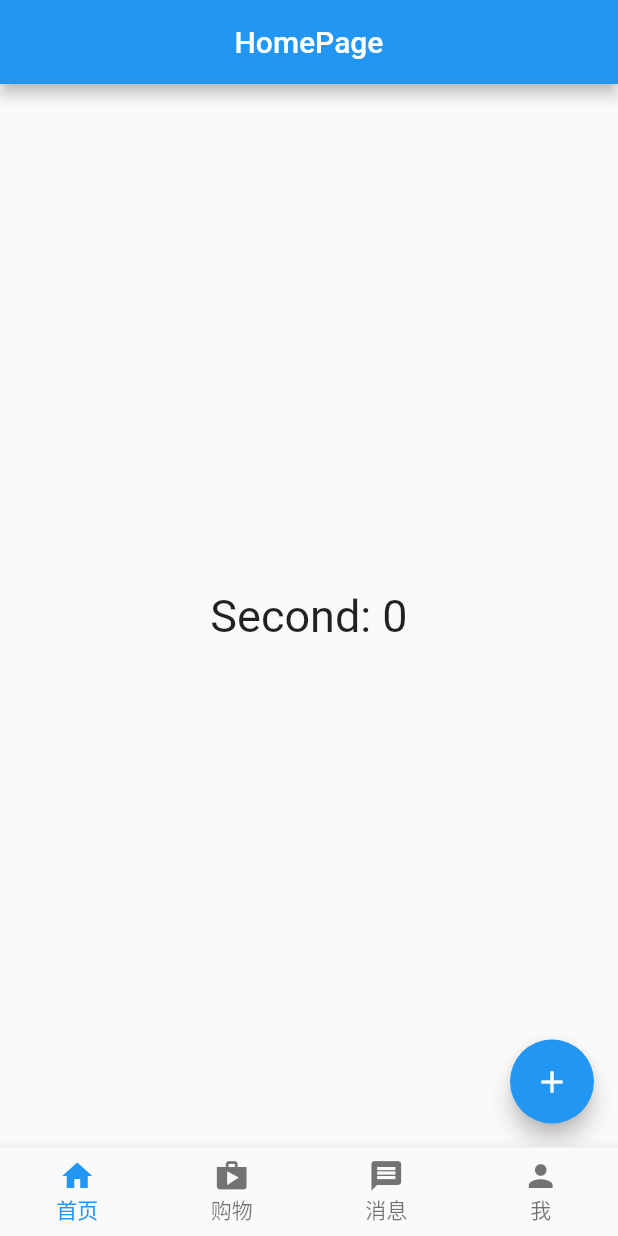
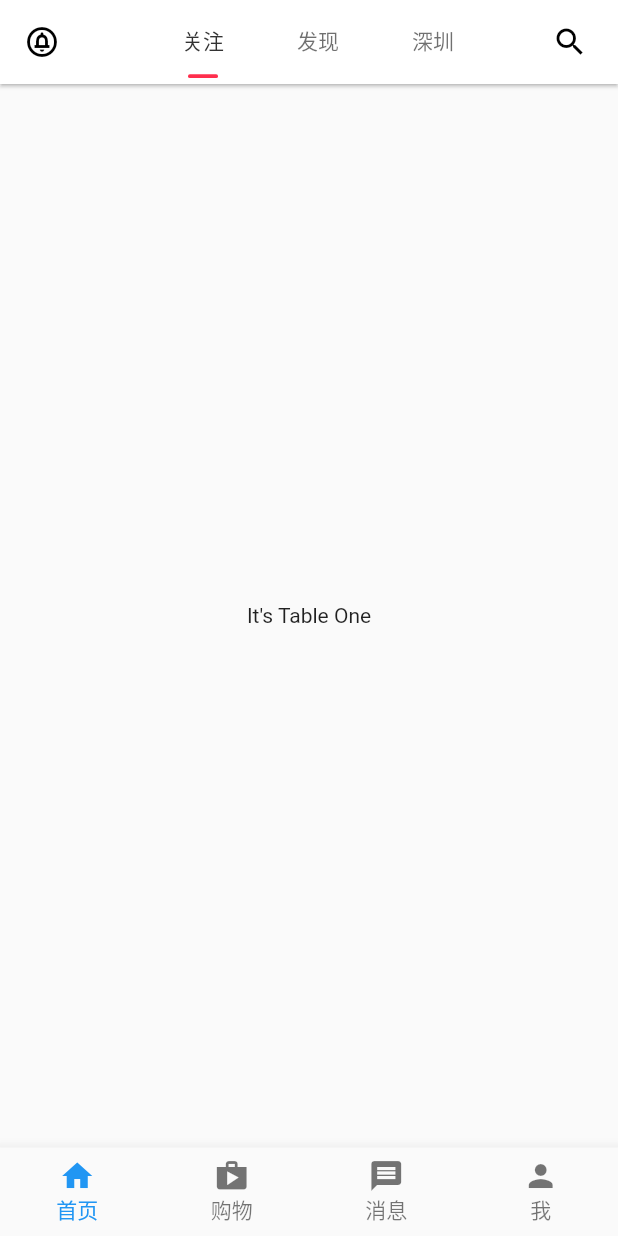
Before and after one commit to xiaohong12/flutter, a Flutter app: the screen it shows after launch, on a phone screen of 412 x 824 dp. Run offline on Flutter 3.47's test engine with Material 2 defaults, Android fonts, the light colour scheme and no system bars; our stand-ins replace fluro.

Commit message:
添加tab

```diff
--- /dev/null
+++ b/lib/components/MyCustomIndicator.dart
@@ -0,0 +1,47 @@
+import 'package:flutter/material.dart';
+
+class MyCustomIndicator extends Decoration {
+  final double indWidth;
+  final double indHeight;
+  final double radius;
+  final Color color;
+
+  const MyCustomIndicator(
+      {this.indWidth = 20.0,
+      this.indHeight = 2.5,
+      this.radius = 2,
+      this.color = const Color.fromRGBO(255, 46, 77, 1)});
+
+  @override
+  BoxPainter createBoxPainter([VoidCallback? onChanged]) {
+    return _CustomBoxPainter(
+        this, onChanged, indWidth, indHeight, radius, color);
+  }
+}
+
+class _CustomBoxPainter extends BoxPainter {
+  final MyCustomIndicator decoration;
+  final double indWidth;
+  final double indHeight;
+  final double radius;
+  final Color color;
+
+  _CustomBoxPainter(this.decoration, VoidCallback? onChanged, this.indWidth,
+      this.indHeight, this.radius, this.color)
+      : super(onChanged);
+
+  @override
+  void paint(Canvas canvas, Offset offset, ImageConfiguration configuration) {
+    final size = configuration.size!;
+    final newOffset = Offset(
+        offset.dx + (size.width - indWidth) / 2, size.height - indHeight);
+    final Rect rect = newOffset & Size(indWidth, indHeight);
+    final Paint paint = Paint();
+    paint.color = color;
+    paint.style = PaintingStyle.fill;
+    canvas.drawRRect(
+      RRect.fromRectAndRadius(rect, Radius.circular(radius)), // 圆角半径
+      paint,
+    );
+  }
+}
--- a/lib/pages/home/home.dart
+++ b/lib/pages/home/home.dart
@@ -1,4 +1,5 @@
 import 'package:flutter/material.dart';
+import 'package:flutter_demo_1/components/MyCustomIndicator.dart';
 
 class HomeComponent extends StatefulWidget {
   const HomeComponent({super.key});
@@ -11,33 +12,85 @@ class HomeComponent extends StatefulWidget {
 
 class HomeComponentState extends State<HomeComponent>
     with AutomaticKeepAliveClientMixin {
-  int count = 0;
-
+  int activeTab = 0;
   @override
   bool get wantKeepAlive => true;
+  late List<Widget> tabWidgetList = [];
 
+//初始化生命周期
   @override
   void initState() {
     super.initState();
+    renderTabWidgetList();
   }
 
-  void add() {
-    setState(() {
-      count++;
-    });
+  //销毁生命周期
+  @override
+  void dispose() {
+    super.dispose();
+  }
+
+  renderTabWidgetList() {
+    tabWidgetList = [
+      const Center(
+        child: Text("It's Table One"),
+      ),
+      const Center(
+        child: Text("It's Table Two"),
+      ),
+      const Center(
+        child: Text("It's Table Three"),
+      ),
+    ];
   }
 
   @override
   Widget build(BuildContext context) {
     super.build(context);
-    return Scaffold(
-      body: Center(
-          child: Text('Second: $count', style: const TextStyle(fontSize: 30))),
-      floatingActionButton: FloatingActionButton(
-        onPressed: () {
-          add();
-        },
-        child: const Icon(Icons.add),
+    return DefaultTabController(
+      initialIndex: activeTab,
+      length: 3,
+      child: Scaffold(
+        appBar: AppBar(
+            backgroundColor: Colors.white,
+            elevation: 1, //阴影高度
+            title: TabBar(
+              padding: const EdgeInsets.only(left: 25, right: 25),
+              dividerColor: Colors.transparent,
+              labelColor: const Color.fromRGBO(51, 51, 51, 1),
+              unselectedLabelColor: const Color.fromRGBO(51, 51, 51, 0.7),
+              onTap: (value) {
+                setState(() {
+                  activeTab = value;
+                });
+              },
+              indicator: const MyCustomIndicator(),
+              tabs: const <Widget>[
+                Tab(
+                  text: '关注',
+                ),
+                Tab(
+                  text: '发现',
+                ),
+                Tab(
+                  text: '深圳',
+                ),
+              ],
+            ),
+            leading: const Icon(
+              Icons.circle_notifications_outlined,
+              color: Colors.black,
+            ),
+            centerTitle: true,
+            actions: const <Widget>[
+              Padding(
+                padding: EdgeInsets.only(right: 20),
+                child: Icon(Icons.search, color: Colors.black),
+              )
+            ]),
+        body: TabBarView(
+          children: tabWidgetList,
+        ),
       ),
     );
   }
--- a/lib/pages/home/index.dart
+++ b/lib/pages/home/index.dart
@@ -51,10 +51,6 @@ class HomeInitComponentState extends State<HomeInitComponent> {
   Widget build(BuildContext context) {
     return Scaffold(
         resizeToAvoidBottomInset: false,
-        appBar: AppBar(
-          title: const Text("HomePage"),
-          centerTitle: true,
-        ),
         bottomNavigationBar: BottomNavigationBar(
             currentIndex: selectedIndex,
             onTap: (activeKey) {
```
